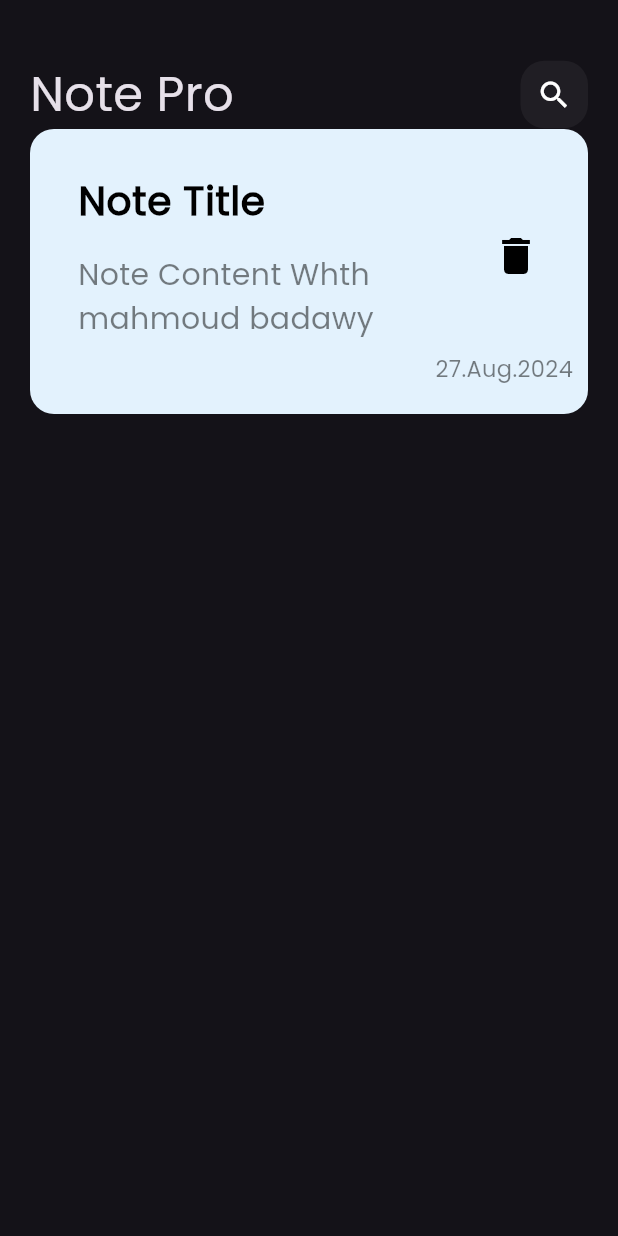
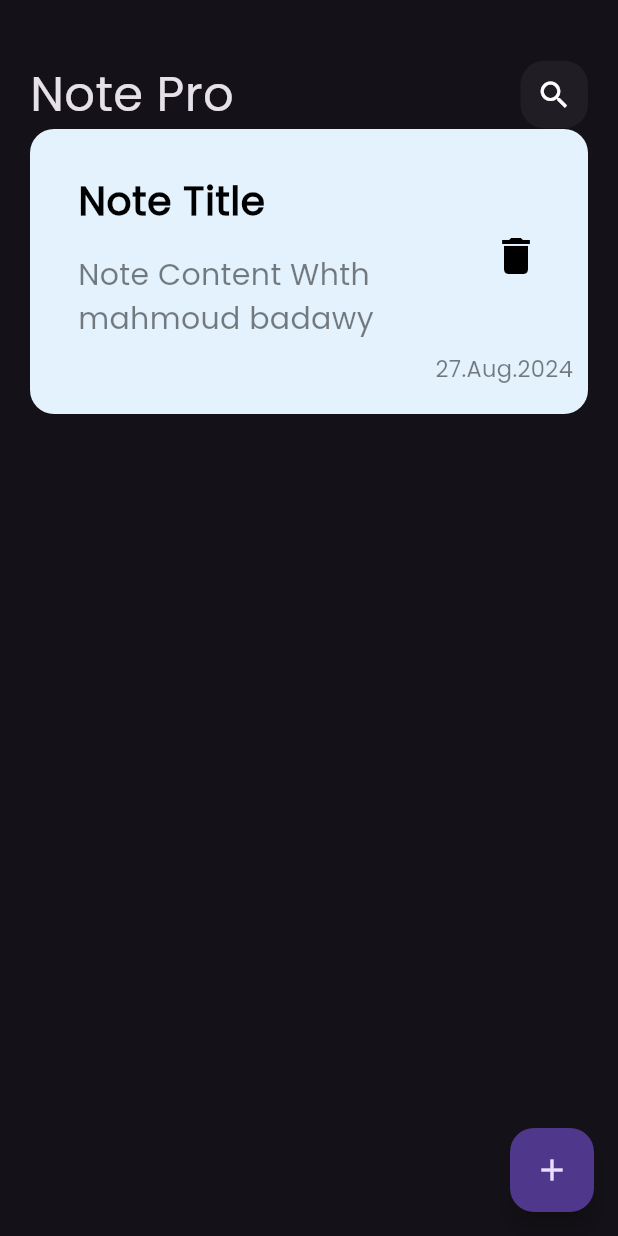
Before and after one commit to Mahmoud14799/Note_App, a Flutter app: the screen it shows after launch, on a phone screen of 412 x 824 dp. Run offline on Flutter 3.47's test engine with Material 3 defaults, Android fonts, the phone set to English and light mode, and no system bars.

Commit message:
Update NoteView layout
Add a floating action button for adding notes in the NoteView layout.

```diff
--- a/lib/views/note_view.dart
+++ b/lib/views/note_view.dart
@@ -6,6 +6,8 @@ class NoteView extends StatelessWidget {
 
   @override
   Widget build(BuildContext context) {
-    return const Scaffold(body: NoteViewBody());
+    return Scaffold(
+    floatingActionButton: FloatingActionButton(onPressed: (){},child: Icon(Icons.add),),
+    body: NoteViewBody());
   }
 }
```
